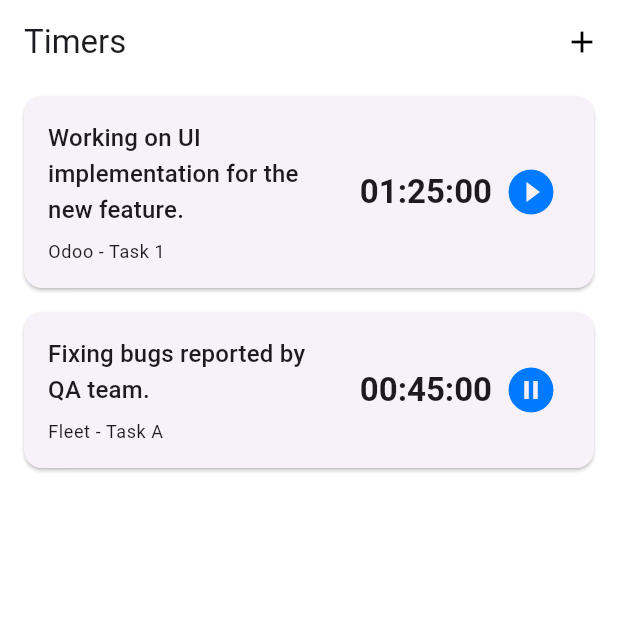
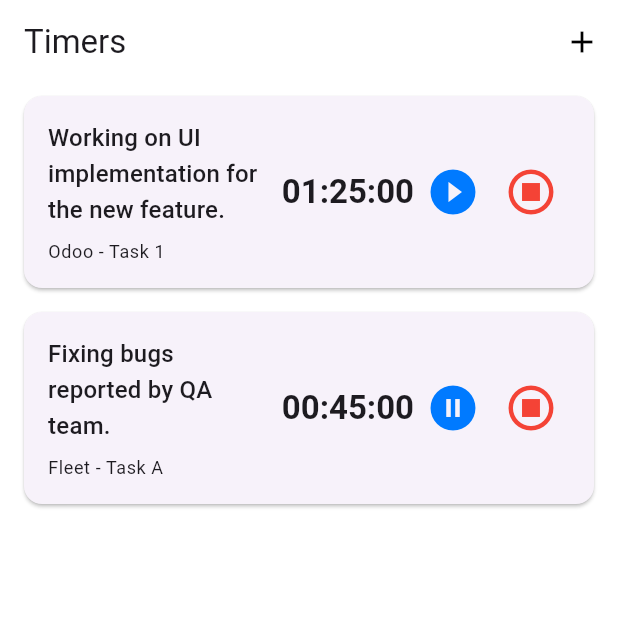
Before and after one commit to shrey258/fleet_assignment, a Flutter app: the screen it shows after launch, on a phone screen of 412 x 824 dp, the top half of it. Run offline on Flutter 3.47's test engine with Material 3 defaults, Android fonts, the phone set to English and light mode, and no system bars; our stand-ins replace bloc, equatable, flutter_bloc.

Commit message:
feat: add task details screen with timer controls and tab navigation

```diff
--- a/lib/features/create_timer/view/create_timer_screen.dart
+++ b/lib/features/create_timer/view/create_timer_screen.dart
@@ -2,7 +2,6 @@ import 'package:flutter/material.dart';
 import 'package:flutter_bloc/flutter_bloc.dart';
 import 'package:uuid/uuid.dart';
 
-import '../../../app/data/models/project_model.dart';
 import '../../../app/data/models/task_model.dart';
 import '../../../app/data/models/timer_model.dart';
 import '../../timers_list/bloc/timer_bloc.dart';
--- a/lib/features/timers_list/widgets/timer_list_item.dart
+++ b/lib/features/timers_list/widgets/timer_list_item.dart
@@ -4,6 +4,7 @@ import 'package:flutter_bloc/flutter_bloc.dart';
 import '../../../app/data/models/project_model.dart';
 import '../../../app/data/models/task_model.dart';
 import '../../../app/data/models/timer_model.dart';
+import '../../task_details/view/task_details_screen.dart';
 import '../bloc/timer_bloc.dart';
 
 class TimerListItem extends StatelessWidget {
@@ -16,17 +17,33 @@ class TimerListItem extends StatelessWidget {
     final bloc = context.read<TimerBloc>();
     final state = bloc.state;
 
-    String projectName = 'Unknown';
-    String taskName = 'Unknown';
-
-    if (state is TimerLoadSuccess) {
-      final project = state.projects.firstWhere((p) => p.id == timer.projectId, orElse: () => ProjectModel(id: '', name: 'Unknown'));
-      final task = state.tasks.firstWhere((t) => t.id == timer.taskId, orElse: () => TaskModel(id: '', name: 'Unknown', projectId: ''));
-      projectName = project.name;
-      taskName = task.name;
+    if (state is! TimerLoadSuccess) {
+      // This should not happen if the list is built correctly,
+      // but as a fallback, we can show a placeholder.
+      return const SizedBox.shrink();
     }
 
-    return Card(
+    final project = state.projects.firstWhere(
+      (p) => p.id == timer.projectId,
+      orElse: () => ProjectModel(id: '', name: 'Unknown'),
+    );
+    final task = state.tasks.firstWhere(
+      (t) => t.id == timer.taskId,
+      orElse: () => TaskModel(id: '', name: 'Unknown', projectId: ''),
+    );
+
+    return InkWell(
+      onTap: () {
+        Navigator.of(context).push(
+          MaterialPageRoute(
+            builder: (_) => BlocProvider.value(
+              value: bloc,
+              child: TaskDetailsScreen(project: project, task: task),
+            ),
+          ),
+        );
+      },
+      child: Card(
         margin: const EdgeInsets.symmetric(horizontal: 16, vertical: 8),
         child: Padding(
           padding: const EdgeInsets.all(16.0),
@@ -38,7 +55,7 @@ class TimerListItem extends StatelessWidget {
                   children: [
                     Text(timer.description, style: Theme.of(context).textTheme.titleMedium),
                     const SizedBox(height: 8),
-                  Text('$projectName - $taskName', style: Theme.of(context).textTheme.bodySmall),
+                    Text('${project.name} - ${task.name}', style: Theme.of(context).textTheme.bodySmall),
                   ],
                 ),
               ),
@@ -47,6 +64,9 @@ class TimerListItem extends StatelessWidget {
                 _formatDuration(timer.duration),
                 style: Theme.of(context).textTheme.titleLarge?.copyWith(fontWeight: FontWeight.bold),
               ),
+              if (timer.status != TimerStatus.stopped)
+                Row(
+                  children: [
                     IconButton(
                       iconSize: 36,
                       icon: Icon(timer.status == TimerStatus.running ? Icons.pause_circle_filled : Icons.play_circle_filled, color: Theme.of(context).primaryColor),
@@ -58,7 +78,22 @@ class TimerListItem extends StatelessWidget {
                         }
                       },
                     ),
+                    IconButton(
+                      iconSize: 36,
+                      icon: const Icon(Icons.stop_circle_outlined, color: Colors.red),
+                      onPressed: () {
+                        bloc.add(StopTimer(timer.id));
+                      },
+                    ),
                   ],
+                )
+              else
+                Padding(
+                  padding: const EdgeInsets.only(right: 16.0),
+                  child: Text('Completed', style: TextStyle(color: Colors.green, fontWeight: FontWeight.bold)),
+                ),
+            ],
+          ),
         ),
       ),
     );
```
Also changed, not shown: lib/features/task_details/view/task_details_screen.dart (added, +97 -0 lines). Lines whose indentation alone changed are shown as unchanged.
